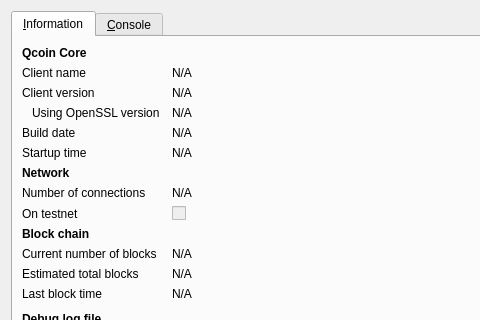
Qt form src/qt/forms/rpcconsole.ui (Qcoin/qcoin) before a commit; both pictures show x 0 to 480 and y 0 to 320 of the 740 by 450 pixel window.
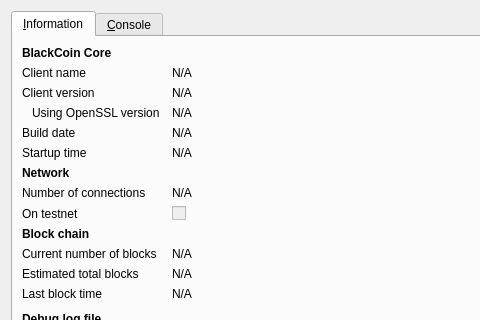
The same form after that commit. Icons and pictures are not drawn.

The edit to the form file:
```diff
--- a/src/qt/forms/rpcconsole.ui
+++ b/src/qt/forms/rpcconsole.ui
@@ -36,7 +36,7 @@
           </font>
          </property>
          <property name="text">
-          <string>Qcoin Core</string>
+          <string>BlackCoin Core</string>
          </property>
         </widget>
        </item>
```
Left out of the diff: 6 changed lines with no effect on the pictures.
